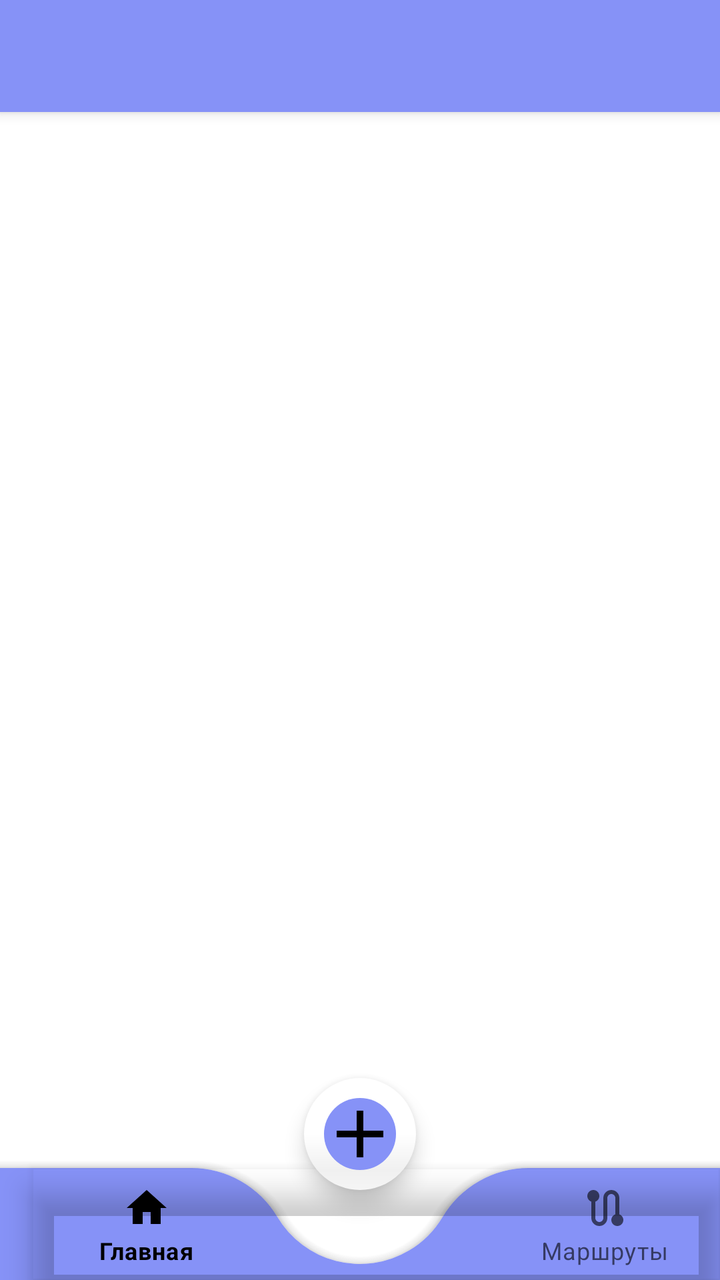
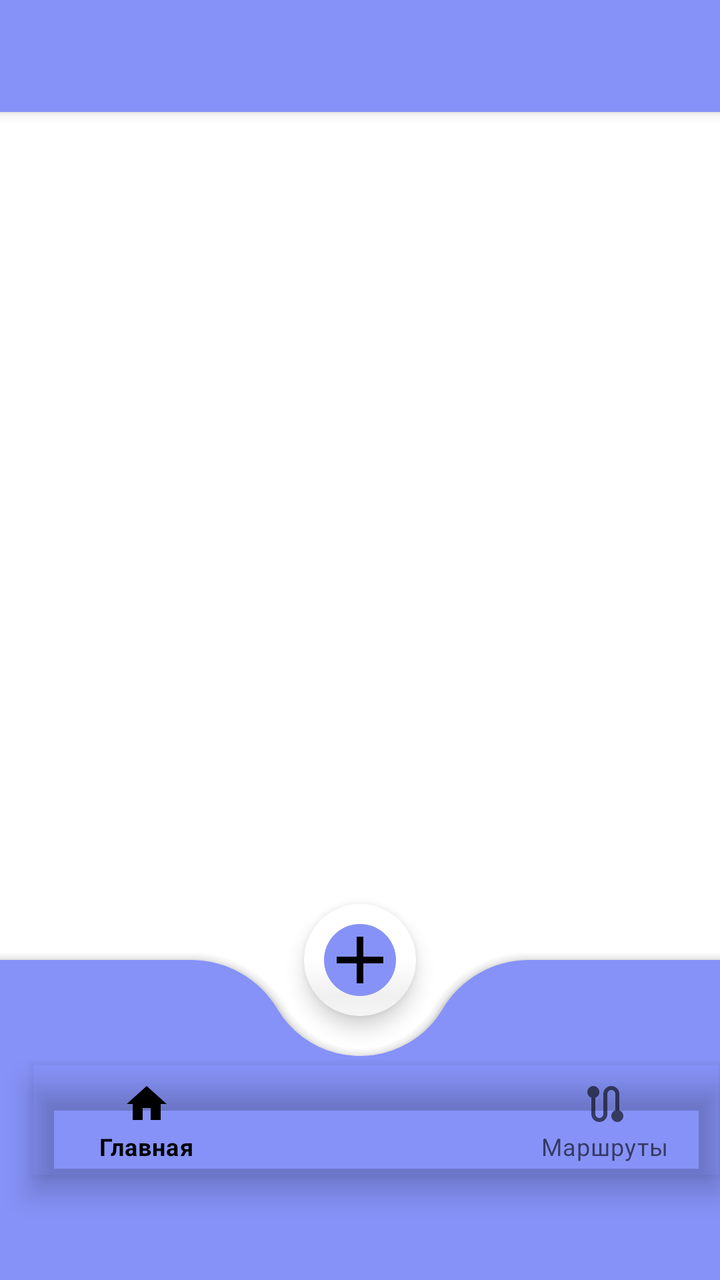

Before-and-after screenshots of an Android layout around one commit, followed by the original layout XML and the change that was made.
<!-- AndroidManifest.xml: application theme Base.Theme.My_Gps_Assistant -->
<!-- res/layout/activity_main.xml -->
<?xml version="1.0" encoding="utf-8"?>
<androidx.drawerlayout.widget.DrawerLayout
    xmlns:android="http://schemas.android.com/apk/res/android"
    xmlns:app="http://schemas.android.com/apk/res-auto"
    xmlns:tools="http://schemas.android.com/tools"
    android:id="@+id/drawer_layout"
    android:layout_width="match_parent"
    android:layout_height="match_parent"
    tools:context=".MainActivity">

    <RelativeLayout
        android:layout_width="match_parent"
        android:layout_height="match_parent">


        <androidx.appcompat.widget.Toolbar
            android:layout_width="match_parent"
            android:layout_height="?attr/actionBarSize"
            android:id="@+id/toolbar"
            android:background="@color/lavender"
            android:elevation="4dp"
            android:theme="@style/ThemeOverlay.AppCompat.Dark.ActionBar"
            android:popupTheme="@style/ThemeOverlay.AppCompat.Light"/>

        <FrameLayout
            android:layout_width="match_parent"
            android:layout_height="match_parent"
            android:id="@+id/frame_layout" />

        <androidx.coordinatorlayout.widget.CoordinatorLayout
            android:layout_width="match_parent"
            android:layout_height="match_parent">

            <com.google.android.material.bottomappbar.BottomAppBar
                android:layout_width="match_parent"
                android:layout_height="wrap_content"
                android:id="@+id/bottomAppBar"
                android:layout_gravity="bottom"
                android:backgroundTint="@color/lavender"
                app:titleTextColor="@color/black"
                app:fabAlignmentMode="center"
                app:fabCradleMargin="20dp"
                app:fabCradleRoundedCornerRadius="50dp">


                <com.google.android.material.bottomnavigation.BottomNavigationView
                    android:layout_width="wrap_content"
                    android:layout_height="wrap_content"
                    android:id="@+id/bottomNavigation"
                    app:labelVisibilityMode="labeled"
                    app:menu="@menu/bottom_menu"
                    android:background="@android:color/transparent"/>

            </com.google.android.material.bottomappbar.BottomAppBar>

            <com.google.android.material.floatingactionbutton.FloatingActionButton
                android:id="@+id/fab"
                android:layout_width="wrap_content"
                android:layout_height="wrap_content"
                android:layout_marginBottom="45dp"
                android:backgroundTint="@color/lavender"
                android:src="@drawable/baseline_add_24"
                app:backgroundTint="@color/white"
                app:borderWidth="10dp"
                app:layout_anchor="@id/bottomAppBar"
                app:maxImageSize="40dp"
                tools:ignore="ContentDescription,SpeakableTextPresentCheck" />

        </androidx.coordinatorlayout.widget.CoordinatorLayout>

    </RelativeLayout>

    <com.google.android.material.navigation.NavigationView
        android:id="@+id/navigation_drawer"
        android:layout_width="wrap_content"
        android:layout_height="match_parent"
        android:layout_gravity="start"
        app:itemIconTint="@color/icon_nav_menu"
        app:itemTextColor="@color/black"
        android:background="@color/white"
        app:headerLayout="@layout/nav_header"
        app:menu="@menu/nav_menu"/>

</androidx.drawerlayout.widget.DrawerLayout>
<!-- res/layout/nav_header.xml (included above) -->
<?xml version="1.0" encoding="utf-8"?>
<LinearLayout
    xmlns:android="http://schemas.android.com/apk/res/android"
    android:orientation="vertical"
    android:layout_width="match_parent"
    android:layout_height="176dp"
    android:gravity="top"
    android:padding="16dp"
    android:background="@color/lavender"
    android:theme="@style/ThemeOverlay.AppCompat.Dark">

    <TextView
        android:layout_width="wrap_content"
        android:layout_height="wrap_content"
        android:text="@string/app_name"
        android:textColor="@color/white"
        android:textSize="35sp"
        android:layout_gravity="center"
        android:paddingVertical="50sp"/>

</LinearLayout>
<!-- resources referenced by this layout -->
<resources>
  <color name="black">#FF000000</color>
  <color name="icon_nav_menu">#134DF0</color>
  <color name="lavender">#8692f7</color>
  <color name="white">#FFFFFFFF</color>
  <!-- drawable baseline_add_24 (drawable) -->
  <vector xmlns:android="http://schemas.android.com/apk/res/android" android:height="24dp" android:tint="#000000" android:viewportHeight="24" android:viewportWidth="24" android:width="24dp">
        
      <path android:fillColor="@android:color/white" android:pathData="M19,13h-6v6h-2v-6H5v-2h6V5h2v6h6v2z"/>
      
  </vector>
  <string name="app_name">Gps Assistant</string>
  <style name="Base.Theme.My_Gps_Assistant" parent="Theme.MaterialComponents.Light.NoActionBar">
          
          <item name="colorPrimary">@color/black</item>
          <item name="colorPrimaryVariant">@color/lavender</item>
          <item name="colorOnPrimary">@color/white</item>
  
          <item name="colorSecondary">@color/teal_200</item>
          <item name="colorSecondaryVariant">@color/teal_700</item>
          <item name="colorOnSecondary">@color/black</item>
  
          <item name="android:statusBarColor">@color/lavender</item>
  
  
          <item name="android:windowFullscreen">true</item>
  
          <item name="android:textColorPrimary">@color/black</item>
          <item name="android:textColorSecondary">@color/black</item>
          <item name="android:textColorTertiary">@color/black</item>
  
  
  
  
  
  
  
      </style>
  <color name="teal_200">#D58DD5</color>
  <color name="teal_700">#00C2EF</color>
</resources>

<!-- the commit's change to res/layout/activity_main.xml (unified diff, before → after) -->
@@ -33,9 +33,12 @@
 
             <com.google.android.material.bottomappbar.BottomAppBar
                 android:layout_width="match_parent"
-                android:layout_height="wrap_content"
+                android:layout_height="160dp"
                 android:id="@+id/bottomAppBar"
                 android:layout_gravity="bottom"
+                app:paddingBottomSystemWindowInsets="true"
+                app:paddingLeftSystemWindowInsets="true"
+                app:paddingRightSystemWindowInsets="true"
                 android:backgroundTint="@color/lavender"
                 app:titleTextColor="@color/black"
                 app:fabAlignmentMode="center"
